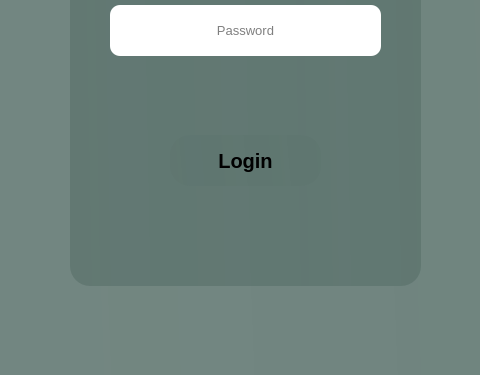
This is deliveryboy.ui in Sazidul0/Ready2Go as Qt 5 draws it before an edit; both pictures show x 260 to 740 and y 325 to 700 of the 1000 by 700 pixel window. The edited form follows.
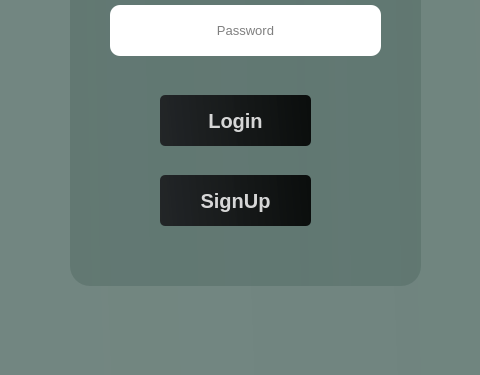
This is the edited form. The open tabs and pages were chosen to show the change. Icons and pictures are not drawn.

Diff of the .ui file:
```diff
--- a/deliveryboy.ui
+++ b/deliveryboy.ui
@@ -483,7 +483,6 @@
       <property name="font">
        <font>
         <pointsize>15</pointsize>
-        <weight>75</weight>
         <bold>true</bold>
        </font>
       </property>
@@ -573,8 +572,8 @@
       <widget class="QPushButton" name="DeliveryBoy_Button_2">
        <property name="geometry">
         <rect>
-         <x>100</x>
-         <y>390</y>
+         <x>90</x>
+         <y>350</y>
          <width>151</width>
          <height>51</height>
         </rect>
@@ -582,12 +581,11 @@
        <property name="font">
         <font>
          <pointsize>15</pointsize>
-         <weight>75</weight>
          <bold>true</bold>
         </font>
        </property>
        <property name="styleSheet">
-        <string notr="true">QPushButton#DeliveryBoy_Button{	
+        <string notr="true">QPushButton#DeliveryBoy_Button_2{	
 	background-color: qlineargradient(spread:pad, x1:0, y1:0.505682, x2:1, y2:0.477, stop:0 rgba(24, 24, 27, 219), stop:1 rgba(0, 0, 0, 226));
 	color:rgba(255, 255, 255, 210);
 	border-radius:5px;
@@ -605,6 +603,40 @@
         <string>Login</string>
        </property>
       </widget>
+      <widget class="QPushButton" name="DeliveryBoy_got_SignUP_Button_3">
+       <property name="geometry">
+        <rect>
+         <x>90</x>
+         <y>430</y>
+         <width>151</width>
+         <height>51</height>
+        </rect>
+       </property>
+       <property name="font">
+        <font>
+         <pointsize>15</pointsize>
+         <bold>true</bold>
+        </font>
+       </property>
+       <property name="styleSheet">
+        <string notr="true">QPushButton#DeliveryBoy_got_SignUP_Button_3{	
+	background-color: qlineargradient(spread:pad, x1:0, y1:0.505682, x2:1, y2:0.477, stop:0 rgba(24, 24, 27, 219), stop:1 rgba(0, 0, 0, 226));
+	color:rgba(255, 255, 255, 210);
+	border-radius:5px;
+}
+QPushButton#DeliveryBoy_got_SignUP_Button_3:hover{	
+	background-color: qlineargradient(spread:pad, x1:0, y1:0.505682, x2:1, y2:0.477, stop:0 rgba(86, 86, 86, 219), stop:1 rgba(180, 180, 181, 226));
+}
+QPushButton#DeliveryBoy_got_SignUP_Button_3:pressed{	
+	padding-left:5px;
+	padding-top:5px;
+	background-color:rgba(105, 118, 132, 200);
+}</string>
+       </property>
+       <property name="text">
+        <string>SignUp</string>
+       </property>
+      </widget>
      </widget>
      <widget class="QPushButton" name="BackToMenu_2">
       <property name="geometry">
```
Left out of the diff: 49 changed lines with no effect on the pictures.
